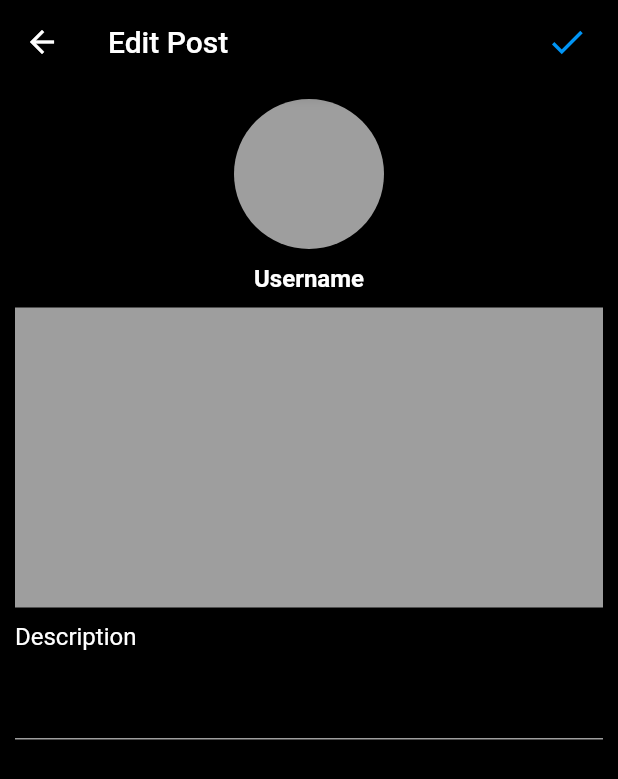
After one commit to erjigit12/instagram-app-clone, a Flutter app: the UpdatePostPage screen opened directly, on a phone screen of 412 x 824 dp. The commit adds this screen. Shown: the top 779 px of the screen. Run offline on Flutter 3.47's test engine with Material 3 defaults, Android fonts, the phone set to English and light mode, and no system bars; our stand-ins replace cached_network_image, firebase_core, flutter_svg; accounts and stored records are empty.

Commit message:
ui has been worked

```diff
--- /dev/null
+++ b/lib/src/core/routes/names_route.dart
@@ -0,0 +1,13 @@
+class PageConst {
+  static const String editProfilePage = "editProfilePage";
+  static const String updatePostPage = "updatePostPage";
+  static const String commentPage = "commentPage";
+  static const String signInPage = "signInPage";
+  static const String signUpPage = "signUpPage";
+  static const String updateCommentPage = "updateCommentPage";
+  static const String updateReplayPage = "updateReplayPage";
+  static const String postDetailPage = "postDetailPage";
+  static const String singleUserProfilePage = "singleUserProfilePage";
+  static const String followingPage = "followingPage";
+  static const String followersPage = "followersPage";
+}
--- /dev/null
+++ b/lib/src/features/presentation/page/post/update_post_page.dart
@@ -0,0 +1,64 @@
+import 'package:flutter/material.dart';
+import 'package:instagram_app_clone/src/core/consts/consts.dart';
+import 'package:instagram_app_clone/src/features/presentation/page/profile/widgets/profile_form_widget.dart';
+
+class UpdatePostPage extends StatelessWidget {
+  const UpdatePostPage({super.key});
+  @override
+  Widget build(BuildContext context) {
+    return Scaffold(
+      backgroundColor: backgroundColor,
+      appBar: AppBar(
+        backgroundColor: backgroundColor,
+        title: const Text('Edit Post'),
+        actions: [
+          Padding(
+            padding: const EdgeInsets.symmetric(horizontal: 10.0),
+            child: IconButton(
+              onPressed: () {},
+              icon: const Icon(Icons.done, color: blueColor, size: 28),
+            ),
+          ),
+        ],
+      ),
+      body: Padding(
+        padding: const EdgeInsets.symmetric(horizontal: 10, vertical: 10),
+        child: SingleChildScrollView(
+          child: Column(
+            children: [
+              Container(
+                width: 100,
+                height: 100,
+                decoration: const BoxDecoration(
+                  color: secondaryColor,
+                  shape: BoxShape.circle,
+                ),
+              ),
+              sizeVer(10),
+              const Text(
+                "Username",
+                style: TextStyle(
+                  color: primaryColor,
+                  fontSize: 16,
+                  fontWeight: FontWeight.bold,
+                ),
+              ),
+              sizeVer(10),
+              Container(
+                width: double.infinity,
+                height: 200,
+                decoration: const BoxDecoration(
+                  color: secondaryColor,
+                ),
+              ),
+              sizeVer(10),
+              const ProfileFormWidget(
+                title: "Description",
+              )
+            ],
+          ),
+        ),
+      ),
+    );
+  }
+}
--- a/lib/src/features/presentation/page/profile/edit_profile_page.dart
+++ b/lib/src/features/presentation/page/profile/edit_profile_page.dart
@@ -2,7 +2,7 @@ import 'package:flutter/material.dart';
 
 import 'package:instagram_app_clone/profile_widget.dart';
 import 'package:instagram_app_clone/src/core/consts/consts.dart';
-import 'package:instagram_app_clone/src/features/presentation/page/profile/profile_form_widget.dart';
+import 'package:instagram_app_clone/src/features/presentation/page/profile/widgets/profile_form_widget.dart';
 
 class EditProfilePage extends StatefulWidget {
   const EditProfilePage({super.key});
```
Also changed, not shown: lib/main.dart (+8 -1 lines), lib/src/core/routes/on_generate_route.dart (added, +61 -0 lines), lib/src/features/presentation/page/credential/sign_in_page.dart (+3 -7 lines), lib/src/features/presentation/page/credential/sign_up_page.dart (+3 -7 lines), lib/src/features/presentation/page/home/home_page.dart (+82 -7 lines), lib/src/features/presentation/page/profile/profile_page.dart (+7 -9 lines), lib/src/features/presentation/page/profile/widgets/profile_form_widget.dart (renamed from lib/src/features/presentation/page/profile/profile_form_widget.dart).
